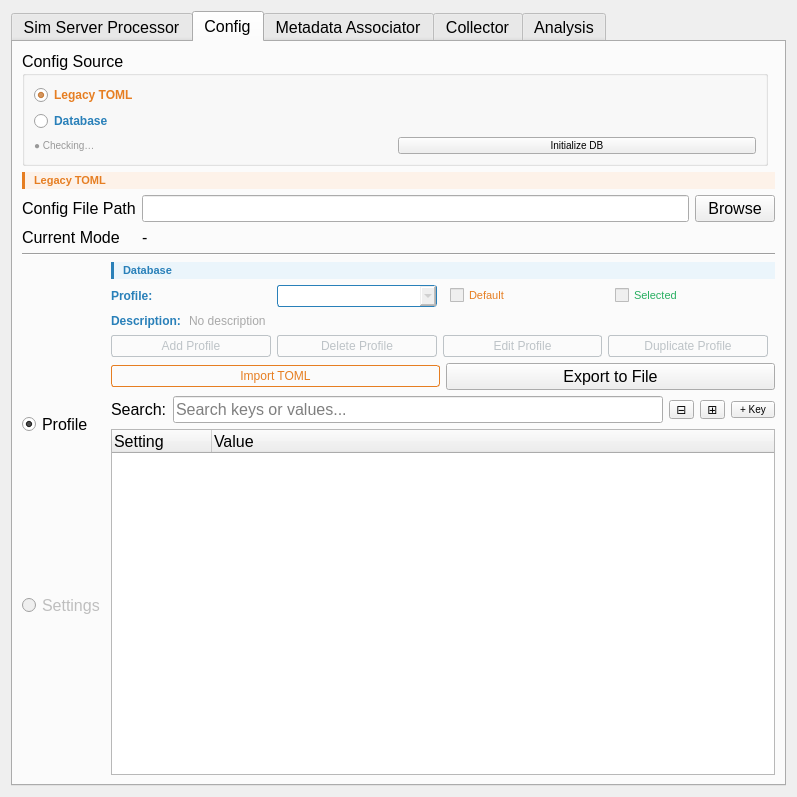
The window that workflow/workflow.ui (AdvancedPhotonSource/DashPVA) describes before a commit, drawn with Qt 5.
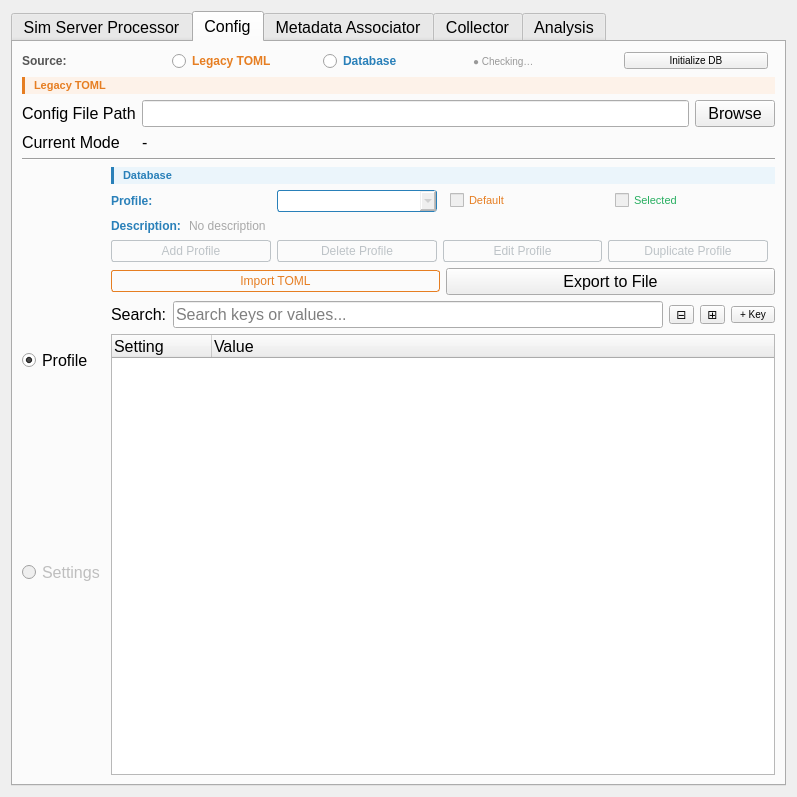
The same window after the commit.

Commit message: fix: config source radio selection to inline remove: database exist print add: gaurd to prevent init_database to be called after every settings.reload

Patch:
```diff
--- a/workflow/workflow.ui
+++ b/workflow/workflow.ui
@@ -274,11 +274,15 @@
        <item>
         <layout class="QHBoxLayout" name="horizontalLayoutConfigWrapper">
          <item>
-          <widget class="QGroupBox" name="groupBoxConfigSource">
-           <property name="title">
-            <string>Config Source</string>
+          <widget class="QLabel" name="labelConfigSourceTitle">
+           <property name="text">
+            <string>Source:</string>
            </property>
-           <layout class="QVBoxLayout" name="verticalLayoutConfigSource">
+           <property name="styleSheet">
+            <string>QLabel { font-weight: bold; color: #555; }</string>
+           </property>
+          </widget>
+         </item>
             <item>
              <widget class="QRadioButton" name="radioLegacyToml">
               <property name="text">
@@ -303,8 +307,6 @@
              </widget>
             </item>
             <item>
-             <layout class="QHBoxLayout" name="horizontalLayoutDbStatus">
-              <item>
                <widget class="QLabel" name="labelDbStatus">
                 <property name="text">
                  <string>● Checking…</string>
@@ -333,11 +335,6 @@
                 </property>
                </widget>
               </item>
-             </layout>
-            </item>
-           </layout>
-          </widget>
-         </item>
          <item>
           <spacer name="horizontalSpacerConfigWrapper">
            <property name="orientation">
```
Left out of the diff: 6 changed lines with no effect on the pictures. Lines whose indentation alone changed are shown as unchanged. The commit also changes 1 other file.
